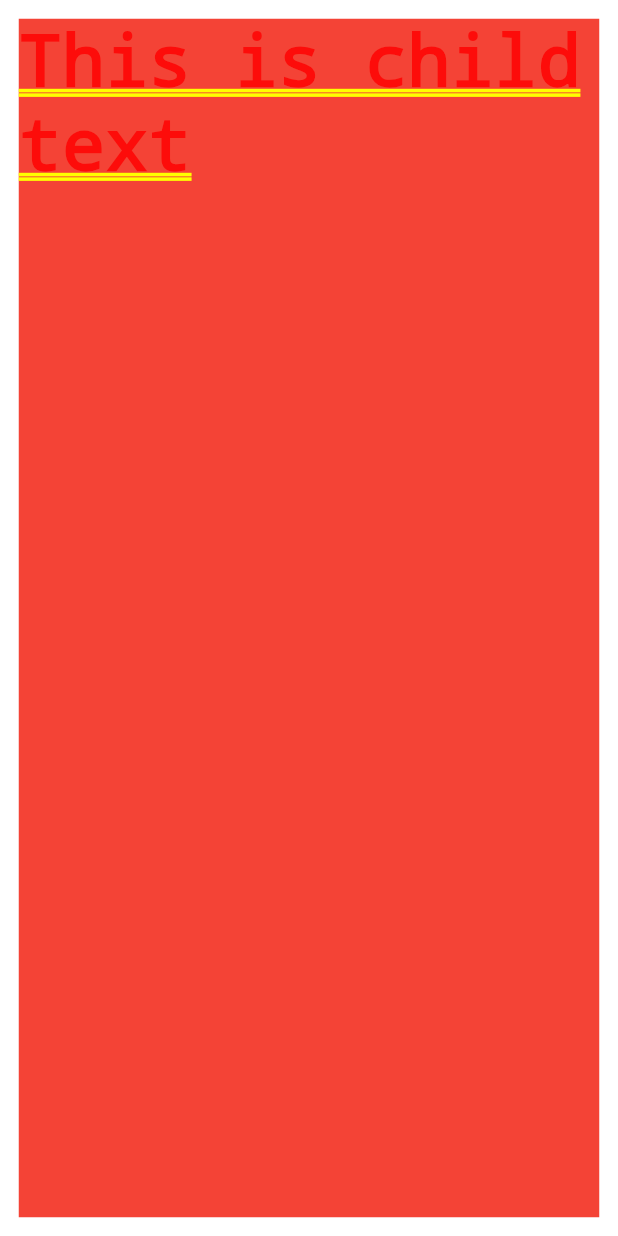
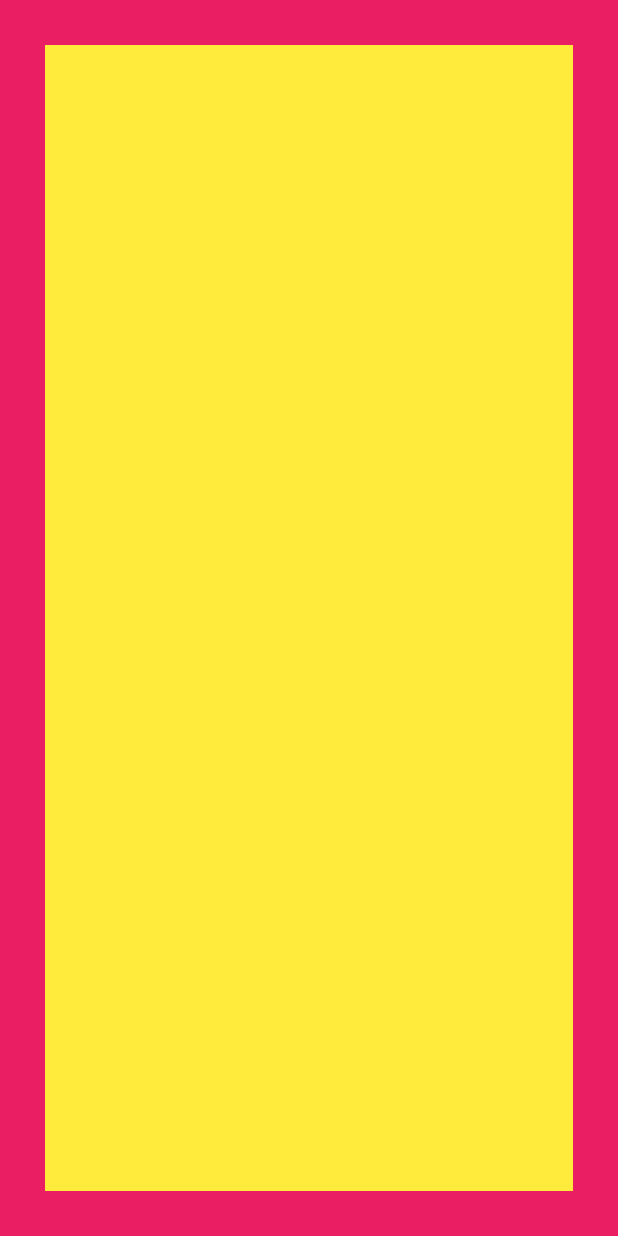
Before and after one commit to 555865454georgia/flutter_turorial_states, a Flutter app: the screen it shows after launch, on a phone screen of 412 x 824 dp. Run offline on Flutter 3.47's test engine with Material 2 defaults, Android fonts, the phone set to English and light mode, and no system bars.

```diff
--- a/lib/main.dart
+++ b/lib/main.dart
@@ -1,6 +1,6 @@
 import 'package:flutter/material.dart';
 
-void main() => runApp(MyApp());
+void main() => runApp(Application());
 
 class MyApp extends StatelessWidget {
   @override
@@ -8,10 +8,36 @@ class MyApp extends StatelessWidget {
     // TODO: implement build
     return new MaterialApp(
       title: 'App Title',
-      home: Container(
-        color: Colors.red,
-        margin: EdgeInsets.all(12.50),
-        child: Text('This is child text'),
+      home: Scaffold(
+        body: Container(
+          color: Colors.red,
+          child: Container(
+            color: Colors.lightGreen[200],
+            margin: EdgeInsets.all(20.0),
+//            child: Text("title for inner title"),
+          )
+        ),
+      )
+    );
+  }
+}
+
+
+
+class Application extends StatelessWidget {
+  @override
+  Widget build(BuildContext context) {
+    return new MaterialApp(
+      title: "Stateless Widget",
+      home: new Scaffold(
+          body: new Container(
+            color: Colors.pink,
+            child: new Container(
+              color: Colors.yellow,
+              margin: const EdgeInsets.all(30.0),
+            ),
+          )
+
       ),
     );
   }
```
